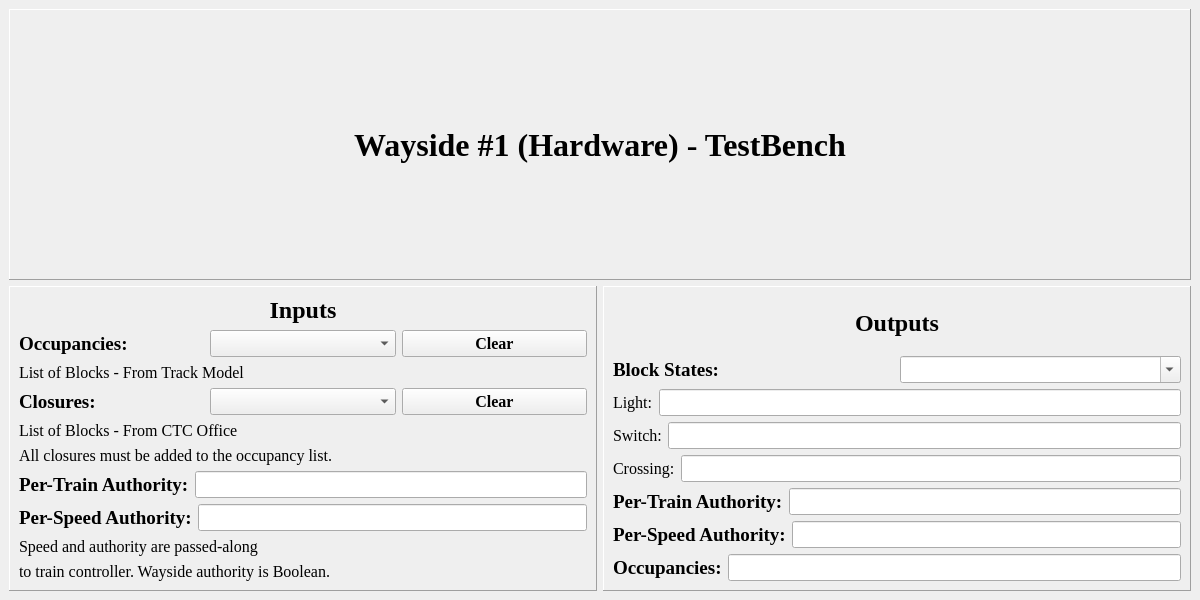
This is Wayside_HW/TrackController_HW_TB.ui in asmithie13/ECE-1140 as Qt 5 draws it before an edit. The edited form follows.
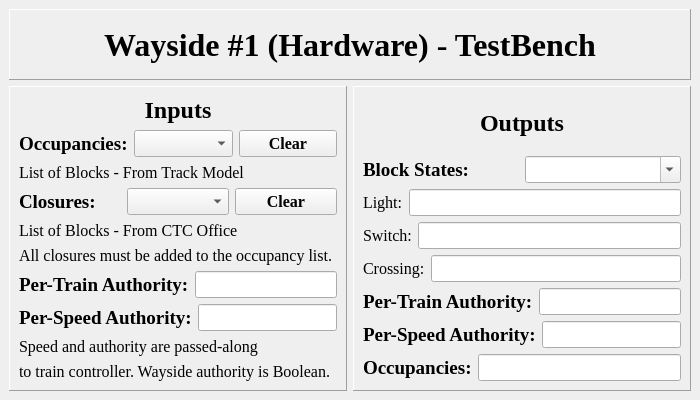
This is the edited form.

The edit to the form file:
```diff
--- a/Wayside_HW/TrackController_HW_TB.ui
+++ b/Wayside_HW/TrackController_HW_TB.ui
@@ -6,14 +6,14 @@
    <rect>
     <x>0</x>
     <y>0</y>
-    <width>1200</width>
-    <height>600</height>
+    <width>700</width>
+    <height>400</height>
    </rect>
   </property>
   <property name="minimumSize">
    <size>
-    <width>1200</width>
-    <height>600</height>
+    <width>700</width>
+    <height>400</height>
    </size>
   </property>
   <property name="windowTitle">
```
